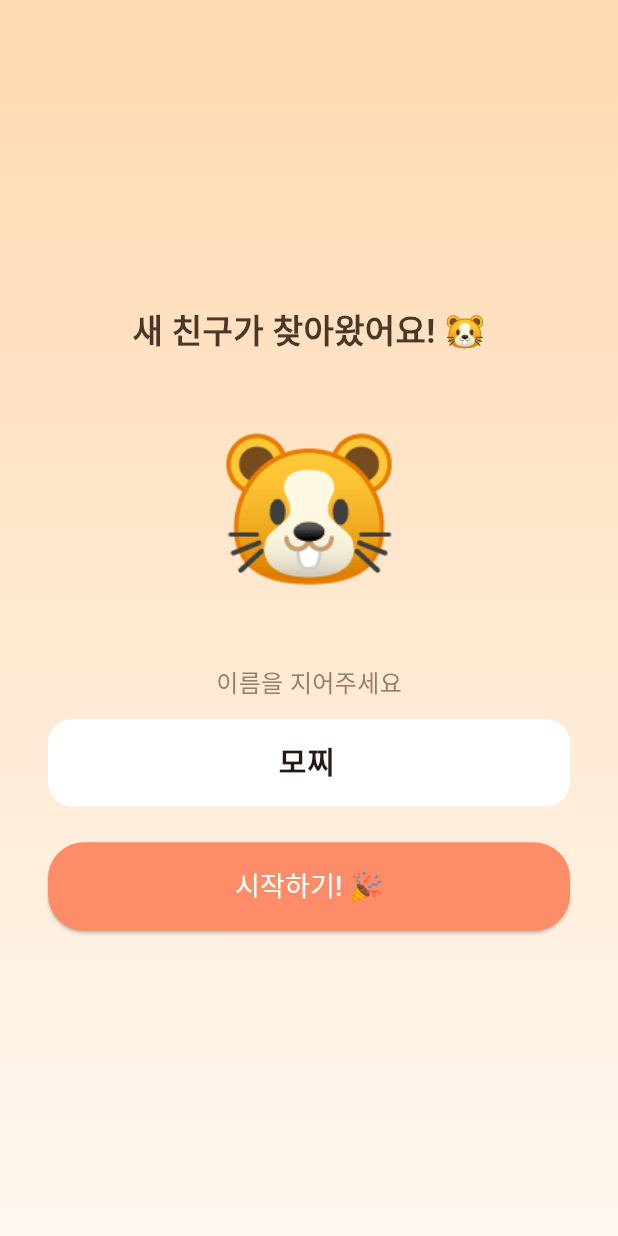
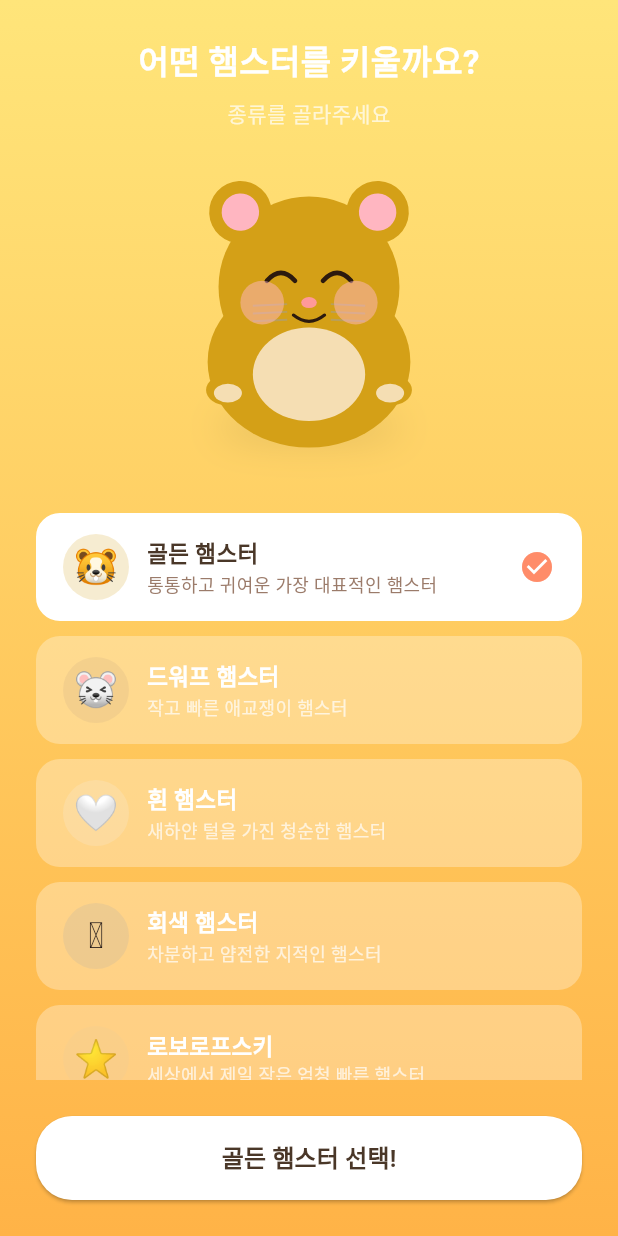
Before and after one commit to leewooseok980706-spec/hamsterkiwoogi, a Flutter app: the OnboardingScreen screen opened by its route, on a phone screen of 412 x 824 dp. Run offline on Flutter 3.47's test engine with Material 3 defaults, Android fonts, the phone set to English and light mode, and no system bars; our stand-ins replace flutter_riverpod, go_router, hive_flutter, supabase_flutter; accounts and stored records are empty; network calls fail; Roboto replaces fonts that are missing (Pretendard).

Commit message:
feat: 햄스터 종류 선택 + 실제 애니메이션 구현
- 5종 햄스터 선택 (골든/드워프/흰색/회색/로보로프스키)
- 온보딩 2단계: 종류 선택 → 이름 짓기
- CustomPainter로 실제 움직이는 햄스터 그래픽
  - 숨쉬기/바운스/귀 흔들기 idle 애니메이션
  - 상태별 표정 (행복/슬픔/아픔/배고픔)
  - 인터랙션별 리액션 (먹기: 볼 부풀기, 쓰다듬기: 눈 감기)
- hamster_type DB 컬럼 추가

Co-Authored-By: Claude Sonnet 4.6 <noreply@anthropic.com>

```diff
--- a/lib/features/auth/data/auth_repository.dart
+++ b/lib/features/auth/data/auth_repository.dart
@@ -10,14 +10,14 @@ class AuthRepository {
   Future<void> signInWithGoogle() async {
     await _client.auth.signInWithOAuth(
       OAuthProvider.google,
-      redirectTo: 'io.supabase.hamsterapp://login-callback/',
+      redirectTo: 'https://hamsterkiwoogi.pages.dev',
     );
   }
 
   Future<void> signInWithApple() async {
     await _client.auth.signInWithOAuth(
       OAuthProvider.apple,
-      redirectTo: 'io.supabase.hamsterapp://login-callback/',
+      redirectTo: 'https://hamsterkiwoogi.pages.dev',
     );
   }
 
--- a/lib/features/hamster/data/hamster_repository.dart
+++ b/lib/features/hamster/data/hamster_repository.dart
@@ -31,7 +31,7 @@ class HamsterRepository {
   }
 
   /// 햄스터 생성 (첫 실행)
-  Future<HamsterModel> createHamster(String userId, String name) async {
+  Future<HamsterModel> createHamster(String userId, String name, String hamsterType) async {
     final now = DateTime.now();
     final response = await _client
         .from('hamsters')
@@ -42,6 +42,7 @@ class HamsterRepository {
           'happiness': 80,
           'health': 100,
           'level': 1,
+          'hamster_type': hamsterType,
           'last_fed_at': now.toIso8601String(),
           'last_synced_at': now.toIso8601String(),
         })
--- /dev/null
+++ b/lib/features/hamster/domain/hamster_type.dart
@@ -0,0 +1,83 @@
+import 'package:flutter/material.dart';
+
+enum HamsterType {
+  golden,   // 골든 햄스터
+  dwarf,    // 드워프 햄스터
+  white,    // 흰 햄스터
+  gray,     // 회색 햄스터
+  roborovski, // 로보로프스키
+}
+
+extension HamsterTypeExt on HamsterType {
+  String get id => name;
+
+  String get displayName {
+    switch (this) {
+      case HamsterType.golden:     return '골든 햄스터';
+      case HamsterType.dwarf:      return '드워프 햄스터';
+      case HamsterType.white:      return '흰 햄스터';
+      case HamsterType.gray:       return '회색 햄스터';
+      case HamsterType.roborovski: return '로보로프스키';
+    }
+  }
+
+  String get emoji {
+    switch (this) {
+      case HamsterType.golden:     return '🐹';
+      case HamsterType.dwarf:      return '🐭';
+      case HamsterType.white:      return '🤍';
+      case HamsterType.gray:       return '🩶';
+      case HamsterType.roborovski: return '⭐';
+    }
+  }
+
+  String get description {
+    switch (this) {
+      case HamsterType.golden:     return '통통하고 귀여운\n가장 대표적인 햄스터';
+      case HamsterType.dwarf:      return '작고 빠른\n애교쟁이 햄스터';
+      case HamsterType.white:      return '새하얀 털을 가진\n청순한 햄스터';
+      case HamsterType.gray:       return '차분하고 얌전한\n지적인 햄스터';
+      case HamsterType.roborovski: return '세상에서 제일 작은\n엄청 빠른 햄스터';
+    }
+  }
+
+  // 햄스터 몸통 색상
+  Color get bodyColor {
+    switch (this) {
+      case HamsterType.golden:     return const Color(0xFFD4A017);
+      case HamsterType.dwarf:      return const Color(0xFFC8A882);
+      case HamsterType.white:      return const Color(0xFFF5F0EB);
+      case HamsterType.gray:       return const Color(0xFFAAAAAA);
+      case HamsterType.roborovski: return const Color(0xFFE8C99A);
+    }
+  }
+
+  // 햄스터 배 색상
+  Color get bellyColor {
+    switch (this) {
+      case HamsterType.golden:     return const Color(0xFFF5DEB3);
+      case HamsterType.dwarf:      return const Color(0xFFEDE0D0);
+      case HamsterType.white:      return const Color(0xFFFFFFFF);
+      case HamsterType.gray:       return const Color(0xFFD0D0D0);
+      case HamsterType.roborovski: return const Color(0xFFFFF8F0);
+    }
+  }
+
+  // 배경 그라데이션 색상
+  List<Color> get backgroundColors {
+    switch (this) {
+      case HamsterType.golden:     return [const Color(0xFFFFE57A), const Color(0xFFFFB347)];
+      case HamsterType.dwarf:      return [const Color(0xFFFFD9B0), const Color(0xFFE8A87C)];
+      case HamsterType.white:      return [const Color(0xFFE8F4FD), const Color(0xFFB8D4E8)];
+      case HamsterType.gray:       return [const Color(0xFFE0E0E0), const Color(0xFFAAAAAA)];
+      case HamsterType.roborovski: return [const Color(0xFFFFF3CD), const Color(0xFFFFD700)];
+    }
+  }
+
+  static HamsterType fromId(String id) {
+    return HamsterType.values.firstWhere(
+      (t) => t.id == id,
+      orElse: () => HamsterType.golden,
+    );
+  }
+}
--- /dev/null
+++ b/lib/features/hamster/presentation/animated_hamster_widget.dart
@@ -0,0 +1,349 @@
+import 'dart:math';
+import 'package:flutter/material.dart';
+import '../domain/hamster_type.dart';
+import '../domain/hamster_engine.dart';
+
+class AnimatedHamsterWidget extends StatefulWidget {
+  final HamsterType type;
+  final HamsterAnimationState animState;
+  final String? actionTrigger; // 'eat', 'play', 'pet', 'talk'
+
+  const AnimatedHamsterWidget({
+    super.key,
+    required this.type,
+    required this.animState,
+    this.actionTrigger,
+  });
+
+  @override
+  State<AnimatedHamsterWidget> createState() => _AnimatedHamsterWidgetState();
+}
+
+class _AnimatedHamsterWidgetState extends State<AnimatedHamsterWidget>
+    with TickerProviderStateMixin {
+  late AnimationController _idleController;
+  late AnimationController _actionController;
+  late Animation<double> _bounceAnim;
+  late Animation<double> _breatheAnim;
+  late Animation<double> _earAnim;
+  late Animation<double> _tailAnim;
+  late Animation<double> _actionAnim;
+
+  @override
+  void initState() {
+    super.initState();
+
+    // 숨쉬기 + 바운스 (idle)
+    _idleController = AnimationController(
+      vsync: this,
+      duration: const Duration(milliseconds: 1800),
+    )..repeat(reverse: true);
+
+    // 액션 (먹기, 놀기 등)
+    _actionController = AnimationController(
+      vsync: this,
+      duration: const Duration(milliseconds: 600),
+    );
+
+    _bounceAnim = Tween<double>(begin: 0, end: 6).animate(
+      CurvedAnimation(parent: _idleController, curve: Curves.easeInOut),
+    );
+    _breatheAnim = Tween<double>(begin: 1.0, end: 1.04).animate(
+      CurvedAnimation(parent: _idleController, curve: Curves.easeInOut),
+    );
+    _earAnim = Tween<double>(begin: -0.05, end: 0.05).animate(
+      CurvedAnimation(parent: _idleController, curve: Curves.easeInOut),
+    );
+    _tailAnim = Tween<double>(begin: -0.1, end: 0.1).animate(
+      CurvedAnimation(parent: _idleController, curve: Curves.easeInOut),
+    );
+    _actionAnim = Tween<double>(begin: 0, end: 1).animate(
+      CurvedAnimation(parent: _actionController, curve: Curves.elasticOut),
+    );
+  }
+
+  @override
+  void didUpdateWidget(AnimatedHamsterWidget oldWidget) {
+    super.didUpdateWidget(oldWidget);
+    if (widget.actionTrigger != oldWidget.actionTrigger && widget.actionTrigger != null) {
+      _actionController.forward(from: 0);
+    }
+
+    // 상태에 따라 idle 속도 변경
+    switch (widget.animState) {
+      case HamsterAnimationState.happy:
+        _idleController.duration = const Duration(milliseconds: 900);
+        break;
+      case HamsterAnimationState.sick:
+        _idleController.duration = const Duration(milliseconds: 3000);
+        break;
+      default:
+        _idleController.duration = const Duration(milliseconds: 1800);
+    }
+  }
+
+  @override
+  void dispose() {
+    _idleController.dispose();
+    _actionController.dispose();
+    super.dispose();
+  }
+
+  @override
+  Widget build(BuildContext context) {
+    return AnimatedBuilder(
+      animation: Listenable.merge([_idleController, _actionController]),
+      builder: (context, _) {
+        return Transform.translate(
+          offset: Offset(0, -_bounceAnim.value),
+          child: Transform.scale(
+            scale: _breatheAnim.value + _actionAnim.value * 0.1,
+            child: CustomPaint(
+              size: const Size(220, 220),
+              painter: HamsterPainter(
+                type: widget.type,
+                animState: widget.animState,
+                earAngle: _earAnim.value,
+                tailAngle: _tailAnim.value,
+                actionProgress: _actionAnim.value,
+                actionTrigger: widget.actionTrigger,
+              ),
+            ),
+          ),
+        );
+      },
+    );
+  }
+}
+
+class HamsterPainter extends CustomPainter {
+  final HamsterType type;
+  final HamsterAnimationState animState;
+  final double earAngle;
+  final double tailAngle;
+  final double actionProgress;
+  final String? actionTrigger;
+
+  HamsterPainter({
+    required this.type,
+    required this.animState,
+    required this.earAngle,
+    required this.tailAngle,
+    required this.actionProgress,
+    this.actionTrigger,
+  });
+
+  @override
+  void paint(Canvas canvas, Size size) {
+    final cx = size.width / 2;
+    final cy = size.height / 2 + 10;
+
+    _drawShadow(canvas, cx, cy, size);
+    _drawBody(canvas, cx, cy);
+    _drawBelly(canvas, cx, cy);
+    _drawEars(canvas, cx, cy);
+    _drawFace(canvas, cx, cy);
+    _drawPaws(canvas, cx, cy);
+    _drawCheeks(canvas, cx, cy);
+    if (actionTrigger == 'eat') _drawFood(canvas, cx, cy);
+  }
+
+  void _drawShadow(Canvas canvas, double cx, double cy, Size size) {
+    final paint = Paint()
+      ..color = Colors.black.withOpacity(0.1)
+      ..maskFilter = const MaskFilter.blur(BlurStyle.normal, 12);
+    canvas.drawOval(
+      Rect.fromCenter(center: Offset(cx, cy + 62), width: 120, height: 20),
+      paint,
+    );
+  }
+
+  void _drawBody(Canvas canvas, double cx, double cy) {
+    final paint = Paint()..color = type.bodyColor;
+    // 몸통 (둥글둥글)
+    canvas.drawOval(
+      Rect.fromCenter(center: Offset(cx, cy + 20), width: 130, height: 110),
+      paint,
+    );
+    // 머리
+    canvas.drawCircle(Offset(cx, cy - 28), 58, paint);
+  }
+
+  void _drawBelly(Canvas canvas, double cx, double cy) {
+    final paint = Paint()..color = type.bellyColor;
+    canvas.drawOval(
+      Rect.fromCenter(center: Offset(cx, cy + 28), width: 72, height: 60),
+      paint,
+    );
+  }
+
+  void _drawEars(Canvas canvas, double cx, double cy) {
+    final outerPaint = Paint()..color = type.bodyColor;
+    final innerPaint = Paint()..color = const Color(0xFFFFB6C1);
+
+    for (final side in [-1, 1]) {
+      final ex = cx + side * 44.0;
+      final ey = cy - 76.0;
+
+      canvas.save();
+      canvas.translate(ex, ey);
+      canvas.rotate(earAngle * side);
+      canvas.drawCircle(Offset.zero, 20, outerPaint);
+      canvas.drawCircle(Offset.zero, 12, innerPaint);
+      canvas.restore();
+    }
+  }
+
+  void _drawFace(Canvas canvas, double cx, double cy) {
+    // 눈
+    final eyePaint = Paint()..color = const Color(0xFF2C1A0E);
+    final eyeShine = Paint()..color = Colors.white;
+
+    final isHappy = animState == HamsterAnimationState.happy;
+    final isSad = animState == HamsterAnimationState.sad;
+    final isSick = animState == HamsterAnimationState.sick;
+
+    for (final side in [-1, 1]) {
+      final ex = cx + side * 18.0;
+      final ey = cy - 32.0;
+
+      if (isHappy || actionTrigger == 'pet') {
+        // 행복한 눈 (^ ^)
+        final eyePath = Path();
+        eyePath.moveTo(ex - 9, ey);
+        eyePath.quadraticBezierTo(ex, ey - 10, ex + 9, ey);
+        canvas.drawPath(eyePath, Paint()
+          ..color = const Color(0xFF2C1A0E)
+          ..style = PaintingStyle.stroke
+          ..strokeWidth = 3
+          ..strokeCap = StrokeCap.round);
+      } else if (isSad) {
+        // 슬픈 눈 (눈물)
+        canvas.drawCircle(Offset(ex, ey), 6, eyePaint);
+        canvas.drawCircle(Offset(ex + 3, ey - 3), 2, eyeShine);
+        // 눈물방울
+        final tearPath = Path()
+          ..moveTo(ex + 4, ey + 6)
+          ..quadraticBezierTo(ex + 8, ey + 14, ex + 4, ey + 18);
+        canvas.drawPath(tearPath, Paint()
+          ..color = Colors.lightBlue
+          ..style = PaintingStyle.stroke
+          ..strokeWidth = 2.5);
+      } else if (isSick) {
+        // 아픈 눈 (x x)
+        final xPaint = Paint()
+          ..color = const Color(0xFF2C1A0E)
+          ..style = PaintingStyle.stroke
+          ..strokeWidth = 2.5
+          ..strokeCap = StrokeCap.round;
+        canvas.drawLine(Offset(ex - 6, ey - 6), Offset(ex + 6, ey + 6), xPaint);
+        canvas.drawLine(Offset(ex + 6, ey - 6), Offset(ex - 6, ey + 6), xPaint);
+      } else {
+        canvas.drawCircle(Offset(ex, ey), 6, eyePaint);
+        canvas.drawCircle(Offset(ex + 2, ey - 2), 2, eyeShine);
+      }
+    }
+
+    // 코
+    final nosePaint = Paint()..color = const Color(0xFFFF9999);
+    canvas.drawOval(
+      Rect.fromCenter(center: Offset(cx, cy - 18), width: 10, height: 7),
+      nosePaint,
+    );
+
+    // 입 (상태에 따라)
+    final mouthPaint = Paint()
+      ..color = const Color(0xFF2C1A0E)
+      ..style = PaintingStyle.stroke
+      ..strokeWidth = 2
+      ..strokeCap = StrokeCap.round;
+
+    if (isHappy || actionTrigger == 'eat') {
+      final p = Path()
+        ..moveTo(cx - 10, cy - 10)
+        ..quadraticBezierTo(cx, cy - 2, cx + 10, cy - 10);
+      canvas.drawPath(p, mouthPaint);
+    } else if (isSad || isSick) {
+      final p = Path()
+        ..moveTo(cx - 10, cy - 6)
+        ..quadraticBezierTo(cx, cy - 14, cx + 10, cy - 6);
+      canvas.drawPath(p, mouthPaint);
+    } else {
+      final p = Path()
+        ..moveTo(cx - 8, cy - 10)
+        ..quadraticBezierTo(cx, cy - 6, cx + 8, cy - 10);
+      canvas.drawPath(p, mouthPaint);
+    }
+
+    // 수염
+    final whiskerPaint = Paint()
+      ..color = Colors.grey.withOpacity(0.5)
+      ..strokeWidth = 1.2;
+    for (int i = 0; i < 3; i++) {
+      final y = cy - 16 + i * 5.0;
+      canvas.drawLine(Offset(cx - 36, y), Offset(cx - 14, y - 1), whiskerPaint);
+      canvas.drawLine(Offset(cx + 14, y - 1), Offset(cx + 36, y), whiskerPaint);
+    }
+  }
+
+  void _drawCheeks(Canvas canvas, double cx, double cy) {
+    final paint = Paint()..color = const Color(0xFFFFB6C1).withOpacity(0.5);
+    canvas.drawCircle(Offset(cx - 30, cy - 18), 14, paint);
+    canvas.drawCircle(Offset(cx + 30, cy - 18), 14, paint);
+
+    // 볼 채우기 (먹이 주기 시)
+    if (actionTrigger == 'eat') {
+      final fillPaint = Paint()..color = const Color(0xFFFFB347).withOpacity(0.6 * actionProgress);
+      canvas.drawCircle(Offset(cx - 32, cy - 16), 16 * actionProgress, fillPaint);
+      canvas.drawCircle(Offset(cx + 32, cy - 16), 16 * actionProgress, fillPaint);
+    }
+  }
+
+  void _drawPaws(Canvas canvas, double cx, double cy) {
+    final paint = Paint()..color = type.bodyColor;
+    final innerPaint = Paint()..color = type.bellyColor;
+
+    // 앞발
+    canvas.drawOval(
+      Rect.fromCenter(center: Offset(cx - 52, cy + 38), width: 28, height: 20),
+      paint,
+    );
+    canvas.drawOval(
+      Rect.fromCenter(center: Offset(cx + 52, cy + 38), width: 28, height: 20),
+      paint,
+    );
+    // 발바닥
+    canvas.drawOval(
+      Rect.fromCenter(center: Offset(cx - 52, cy + 40), width: 18, height: 12),
+      innerPaint,
+    );
+    canvas.drawOval(
+      Rect.fromCenter(center: Offset(cx + 52, cy + 40), width: 18, height: 12),
+      innerPaint,
+    );
+  }
+
+  void _drawFood(Canvas canvas, double cx, double cy) {
+    if (actionProgress < 0.3) return;
+    final opacity = (actionProgress - 0.3) / 0.7;
+
+    // 해바라기씨 이모지 대신 간단한 씨앗 모양
+    final seedPaint = Paint()..color = const Color(0xFF8B6914).withOpacity(opacity);
+    canvas.drawOval(
+      Rect.fromCenter(center: Offset(cx - 50, cy - 10), width: 12, height: 18),
+      seedPaint,
+    );
+    canvas.drawOval(
+      Rect.fromCenter(center: Offset(cx + 50, cy - 10), width: 12, height: 18),
+      seedPaint,
+    );
+  }
+
+  @override
+  bool shouldRepaint(HamsterPainter old) =>
+      old.earAngle != earAngle ||
+      old.tailAngle != tailAngle ||
+      old.actionProgress != actionProgress ||
+      old.animState != animState ||
+      old.type != type;
+}
--- a/lib/features/hamster/presentation/hamster_provider.dart
+++ b/lib/features/hamster/presentation/hamster_provider.dart
@@ -3,6 +3,7 @@ import 'package:flutter_riverpod/flutter_riverpod.dart';
 import '../data/hamster_repository.dart';
 import '../domain/hamster_model.dart';
 import '../domain/hamster_engine.dart';
+import '../domain/hamster_type.dart';
 import '../../auth/presentation/auth_provider.dart';
 import '../../../core/constants/game_constants.dart';
 
@@ -64,12 +65,12 @@ class HamsterNotifier extends AsyncNotifier<HamsterModel?> {
     await ref.read(hamsterRepositoryProvider).saveLocally(updated);
   }
 
-  Future<void> createHamster(String name) async {
+  Future<void> createHamster(String name, HamsterType type) async {
     final user = ref.read(currentUserProvider);
     if (user == null) return;
 
     final repo = ref.read(hamsterRepositoryProvider);
-    final hamster = await repo.createHamster(user.id, name);
+    final hamster = await repo.createHamster(user.id, name, type.id);
     state = AsyncData(hamster);
     _startTimers();
   }
--- a/lib/features/hamster/presentation/onboarding_screen.dart
+++ b/lib/features/hamster/presentation/onboarding_screen.dart
@@ -1,5 +1,8 @@
 import 'package:flutter/material.dart';
 import 'package:flutter_riverpod/flutter_riverpod.dart';
+import '../domain/hamster_type.dart';
+import '../domain/hamster_engine.dart';
+import 'animated_hamster_widget.dart';
 import 'hamster_provider.dart';
 
 class OnboardingScreen extends ConsumerStatefulWidget {
@@ -11,16 +14,16 @@ class OnboardingScreen extends ConsumerStatefulWidget {
 
 class _OnboardingScreenState extends ConsumerState<OnboardingScreen> {
   final _nameController = TextEditingController(text: '모찌');
+  HamsterType _selectedType = HamsterType.golden;
   bool _isLoading = false;
+  int _step = 0; // 0: 종류 선택, 1: 이름 짓기
 
   Future<void> _start() async {
     final name = _nameController.text.trim();
     if (name.isEmpty) return;
-
     setState(() => _isLoading = true);
-    await ref.read(hamsterProvider.notifier).createHamster(name);
+    await ref.read(hamsterProvider.notifier).createHamster(name, _selectedType);
     setState(() => _isLoading = false);
-    // 라우터가 hamsterProvider 변화를 감지해 자동으로 HomeScreen으로 이동
   }
 
   @override
@@ -32,32 +35,149 @@ class _OnboardingScreenState extends ConsumerState<OnboardingScreen> {
   @override
   Widget build(BuildContext context) {
     return Scaffold(
-      body: Container(
-        decoration: const BoxDecoration(
+      body: AnimatedContainer(
+        duration: const Duration(milliseconds: 500),
+        decoration: BoxDecoration(
           gradient: LinearGradient(
             begin: Alignment.topCenter,
             end: Alignment.bottomCenter,
-            colors: [Color(0xFFFFD9B0), Color(0xFFFFF8F0)],
+            colors: _selectedType.backgroundColors,
           ),
         ),
         child: SafeArea(
-          child: Padding(
-            padding: const EdgeInsets.symmetric(horizontal: 32),
+          child: _step == 0 ? _buildTypeSelection() : _buildNameStep(),
+        ),
+      ),
+    );
+  }
+
+  Widget _buildTypeSelection() {
+    return Column(
+      children: [
+        const SizedBox(height: 24),
+        const Text('어떤 햄스터를 키울까요?',
+            style: TextStyle(fontSize: 22, fontWeight: FontWeight.bold, color: Colors.white)),
+        const SizedBox(height: 8),
+        const Text('종류를 골라주세요',
+            style: TextStyle(fontSize: 14, color: Colors.white70)),
+        const SizedBox(height: 20),
+
+        // 햄스터 미리보기
+        AnimatedHamsterWidget(
+          type: _selectedType,
+          animState: HamsterAnimationState.happy,
+        ),
+
+        const SizedBox(height: 16),
+
+        // 종류 선택 카드
+        Expanded(
+          child: ListView(
+            padding: const EdgeInsets.symmetric(horizontal: 24),
+            children: HamsterType.values.map((type) {
+              final isSelected = type == _selectedType;
+              return GestureDetector(
+                onTap: () => setState(() => _selectedType = type),
+                child: AnimatedContainer(
+                  duration: const Duration(milliseconds: 200),
+                  margin: const EdgeInsets.only(bottom: 10),
+                  padding: const EdgeInsets.symmetric(horizontal: 16, vertical: 12),
+                  decoration: BoxDecoration(
+                    color: isSelected
+                        ? Colors.white
+                        : Colors.white.withOpacity(0.3),
+                    borderRadius: BorderRadius.circular(16),
+                    border: Border.all(
+                      color: isSelected ? Colors.white : Colors.transparent,
+                      width: 2,
+                    ),
+                  ),
+                  child: Row(
+                    children: [
+                      Container(
+                        width: 44,
+                        height: 44,
+                        decoration: BoxDecoration(
+                          color: type.bodyColor.withOpacity(0.2),
+                          shape: BoxShape.circle,
+                        ),
+                        child: Center(
+                          child: Text(type.emoji, style: const TextStyle(fontSize: 24)),
+                        ),
+                      ),
+                      const SizedBox(width: 12),
+                      Expanded(
                         child: Column(
+                          crossAxisAlignment: CrossAxisAlignment.start,
+                          children: [
+                            Text(type.displayName,
+                                style: TextStyle(
+                                  fontWeight: FontWeight.bold,
+                                  fontSize: 15,
+                                  color: isSelected ? const Color(0xFF4A3728) : Colors.white,
+                                )),
+                            Text(type.description.replaceAll('\n', ' '),
+                                style: TextStyle(
+                                  fontSize: 12,
+                                  color: isSelected
+                                      ? const Color(0xFF9B7B6A)
+                                      : Colors.white70,
+                                )),
+                          ],
+                        ),
+                      ),
+                      if (isSelected)
+                        const Icon(Icons.check_circle, color: Color(0xFFFF8C69)),
+                    ],
+                  ),
+                ),
+              );
+            }).toList(),
+          ),
+        ),
+
+        Padding(
+          padding: const EdgeInsets.all(24),
+          child: SizedBox(
+            width: double.infinity,
+            child: ElevatedButton(
+              onPressed: () => setState(() => _step = 1),
+              style: ElevatedButton.styleFrom(
+                backgroundColor: Colors.white,
+                foregroundColor: const Color(0xFF4A3728),
+                padding: const EdgeInsets.symmetric(vertical: 16),
+                shape: RoundedRectangleBorder(borderRadius: BorderRadius.circular(24)),
+              ),
+              child: Text('${_selectedType.displayName} 선택!',
+                  style: const TextStyle(fontSize: 16, fontWeight: FontWeight.bold)),
+            ),
+          ),
+        ),
+      ],
+    );
+  }
+
+  Widget _buildNameStep() {
+    return Column(
       mainAxisAlignment: MainAxisAlignment.center,
       children: [
-                const Text('새 친구가 찾아왔어요! 🐹',
-                    style: TextStyle(fontSize: 22, fontWeight: FontWeight.bold, color: Color(0xFF4A3728))),
-                const SizedBox(height: 32),
-                const Text('🐹', style: TextStyle(fontSize: 100)),
-                const SizedBox(height: 32),
+        Text('${_selectedType.displayName}가 찾아왔어요!',
+            style: const TextStyle(fontSize: 22, fontWeight: FontWeight.bold, color: Colors.white)),
+        const SizedBox(height: 24),
+        AnimatedHamsterWidget(
+          type: _selectedType,
+          animState: HamsterAnimationState.happy,
+        ),
+        const SizedBox(height: 24),
         const Text('이름을 지어주세요',
-                    style: TextStyle(fontSize: 16, color: Color(0xFF9B7B6A))),
+            style: TextStyle(fontSize: 16, color: Colors.white70)),
         const SizedBox(height: 12),
-                TextField(
+        Padding(
+          padding: const EdgeInsets.symmetric(horizontal: 48),
+          child: TextField(
             controller: _nameController,
             textAlign: TextAlign.center,
-                  style: const TextStyle(fontSize: 20, fontWeight: FontWeight.bold),
+            style: const TextStyle(fontSize: 22, fontWeight: FontWeight.bold, color: Color(0xFF4A3728)),
             decoration: InputDecoration(
               filled: true,
               fillColor: Colors.white,
@@ -67,21 +187,31 @@ class _OnboardingScreenState extends ConsumerState<OnboardingScreen> {
               ),
             ),
           ),
+        ),
         const SizedBox(height: 24),
-                SizedBox(
-                  width: double.infinity,
-                  child: ElevatedButton(
+        Row(
+          mainAxisAlignment: MainAxisAlignment.center,
+          children: [
+            TextButton(
+              onPressed: () => setState(() => _step = 0),
+              child: const Text('← 다시 선택', style: TextStyle(color: Colors.white70)),
+            ),
+            const SizedBox(width: 16),
+            ElevatedButton(
               onPressed: _isLoading ? null : _start,
+              style: ElevatedButton.styleFrom(
+                backgroundColor: Colors.white,
+                foregroundColor: const Color(0xFF4A3728),
+                padding: const EdgeInsets.symmetric(horizontal: 32, vertical: 16),
+                shape: RoundedRectangleBorder(borderRadius: BorderRadius.circular(24)),
+              ),
               child: _isLoading
-                        ? const CircularProgressIndicator(color: Colors.white)
-                        : const Text('시작하기! 🎉', style: TextStyle(fontSize: 18)),
-                  ),
+                  ? const CircularProgressIndicator()
+                  : const Text('시작하기! 🎉', style: TextStyle(fontSize: 16, fontWeight: FontWeight.bold)),
             ),
           ],
         ),
-          ),
-        ),
-      ),
+      ],
     );
   }
 }
--- a/pubspec.yaml
+++ b/pubspec.yaml
@@ -25,6 +25,7 @@ dependencies:
 
   # 애니메이션
   rive: ^0.12.0
+  lottie: ^3.0.0
 
   # 유틸
   intl: ^0.19.0
```
Also changed, not shown: lib/features/hamster/domain/hamster_model.dart (+11 -0 lines), lib/features/hamster/presentation/home_screen.dart (+28 -15 lines), .wrangler/cache/pages.json (added), .wrangler/cache/wrangler-account.json (added), lib/features/hamster/domain/hamster_model.g.dart, pubspec.lock. Lines whose indentation alone changed are shown as unchanged.
